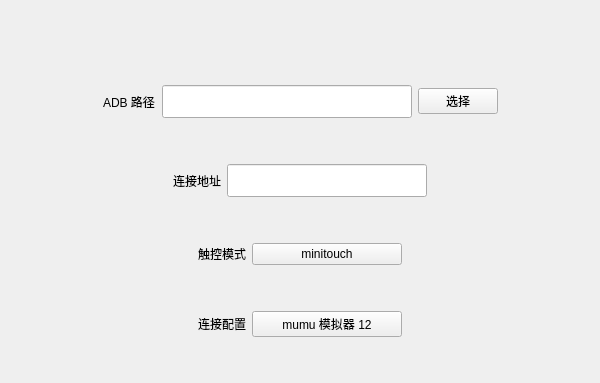
Old version of the form gui/ui/settingframe.ui in the repository beropero/Kilon1999.
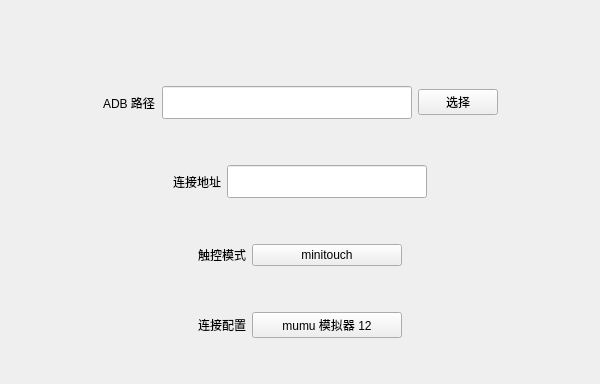
New version of the form. Custom widgets are drawn as their Qt base class.

Patch:
```diff
--- a/gui/ui/settingframe.ui
+++ b/gui/ui/settingframe.ui
@@ -7,7 +7,7 @@
     <x>0</x>
     <y>0</y>
     <width>600</width>
-    <height>383</height>
+    <height>384</height>
    </rect>
   </property>
   <property name="windowTitle">
```
Left out of the diff: 4 changed lines with no effect on the pictures.
